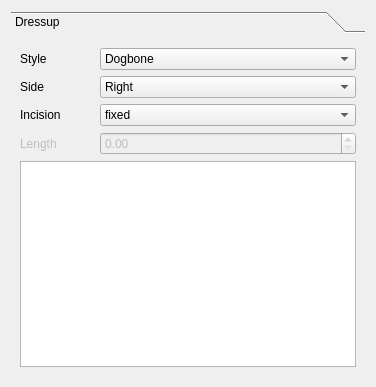
This is src/Mod/CAM/Gui/Resources/panels/DogboneEdit.ui in southseact-3d/fcd as Qt 5 draws it before an edit. The edited form follows.
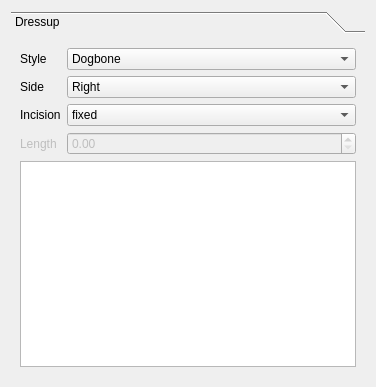
This is the edited form.

The edit to the form file:
```diff
--- a/src/Mod/CAM/Gui/Resources/panels/DogboneEdit.ui
+++ b/src/Mod/CAM/Gui/Resources/panels/DogboneEdit.ui
@@ -104,7 +104,7 @@
        <item row="2" column="0">
         <widget class="QLabel" name="incisionLabel">
          <property name="text">
-          <string>Incision          </string>
+          <string>Incision</string>
          </property>
         </widget>
        </item>
```
